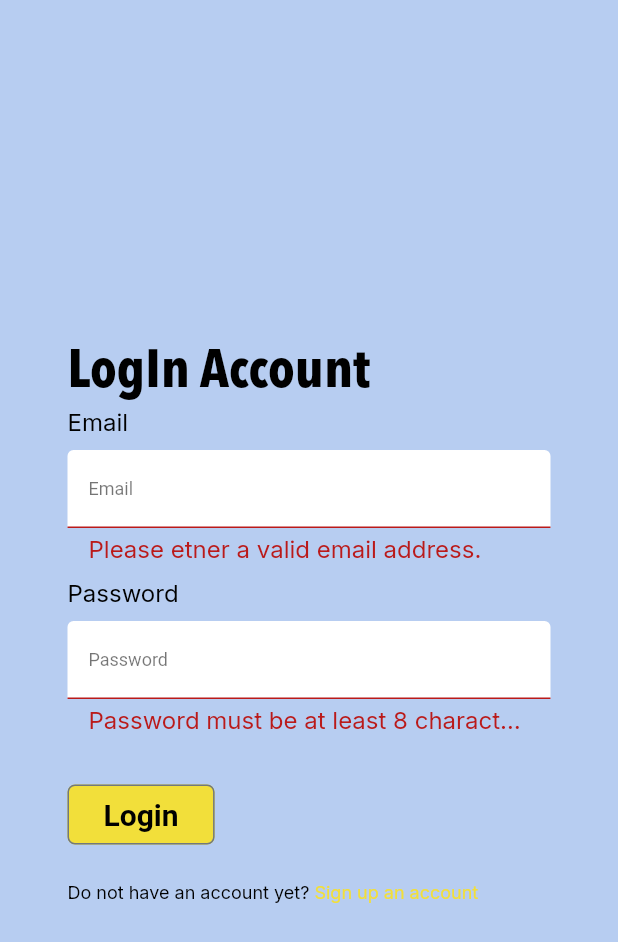
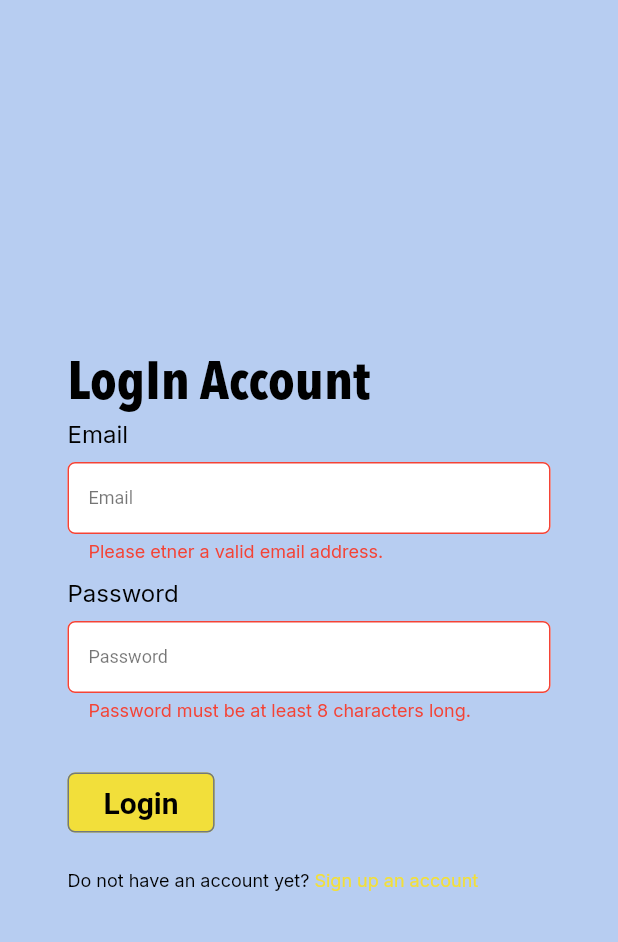
Before and after one commit to jokerJun00/paymentReminderApp, a Flutter app: the screen it shows after launch, after a tap on "Login", on a phone screen of 412 x 824 dp. Shown: the top 942 px of the screen. Run offline on Flutter 3.47's test engine with Material 2 defaults, Android fonts, the phone set to English and light mode, and no system bars; our stand-ins replace cloud_firestore, country_picker, dartz, equatable, firebase_auth, firebase_core and 3 more; accounts and stored records are empty.

Commit message:
modified login and signup logic to ignore state error

```diff
--- a/lib/application/screens/auth/cubit/auth_cubit.dart
+++ b/lib/application/screens/auth/cubit/auth_cubit.dart
@@ -59,6 +59,10 @@ class AuthCubit extends Cubit<AuthState> {
         return 'Error connecting to server. Please try again later.';
       case CacheFailure:
         return 'Cache failed. Please try again later.';
+      case LogInFailedFailure:
+        return 'Login failed. Please check your email and password';
+      case SignUpFailedFailure:
+        return 'Signup failed. Please check your phone number and password';
       default:
         return 'Something went wrong. Please try again later.';
     }
--- a/lib/application/screens/auth/login_screen.dart
+++ b/lib/application/screens/auth/login_screen.dart
@@ -18,7 +18,10 @@ class _LogInScreenState extends State<LogInScreen> {
   var _email = '';
   var _password = '';
 
-  void _login() {
+  @override
+  Widget build(BuildContext context) {
+    void login() {
+      var authState = BlocProvider.of<AuthCubit>(context);
       // validate user input
       final isValid = _loginForm.currentState!.validate();
 
@@ -26,13 +29,31 @@ class _LogInScreenState extends State<LogInScreen> {
         _loginForm.currentState!.save();
 
         // login with firebase
-      BlocProvider.of<AuthCubit>(context).logIn(_email, _password);
+        authState.logIn(_email, _password);
+
+        /// Auth state got problem, currently cannot go to AuthStateLoggnedIn
+        /// so need to check datasource code to see why the code cannot return
+        /// User Model
+        Navigator.of(context).pushReplacementNamed("/navigation");
       }
     }
 
-  @override
-  Widget build(BuildContext context) {
-    return Scaffold(
+    return BlocListener<AuthCubit, AuthState>(
+      listener: (context, state) {
+        if (state is AuthStateLoginedIn) {
+          Navigator.of(context).pushReplacementNamed("/navigation");
+        } else if (state is AuthStateError) {
+          ScaffoldMessenger.of(context).clearSnackBars();
+          ScaffoldMessenger.of(context).showSnackBar(
+            SnackBar(
+              content: Text(state.message),
+            ),
+          );
+          Future.delayed(const Duration(seconds: 3));
+          ScaffoldMessenger.of(context).clearSnackBars();
+        }
+      },
+      child: Scaffold(
         body: Center(
           child: SingleChildScrollView(
             child: Padding(
@@ -100,7 +121,7 @@ class _LogInScreenState extends State<LogInScreen> {
                         ),
                         const SizedBox(height: 30),
                         OutlinedButton(
-                        onPressed: _login,
+                          onPressed: login,
                           child: const Text('Login'),
                         ),
                         const SizedBox(height: 20),
@@ -136,6 +157,7 @@ class _LogInScreenState extends State<LogInScreen> {
             ),
           ),
         ),
+      ),
     );
   }
 }
--- /dev/null
+++ b/lib/application/screens/splash_screen.dart
@@ -0,0 +1,57 @@
+import 'package:flutter/material.dart';
+import 'package:flutter/services.dart';
+
+class SplashScreen extends StatefulWidget {
+  const SplashScreen({super.key});
+
+  @override
+  State<SplashScreen> createState() => _SplashScreenState();
+}
+
+class _SplashScreenState extends State<SplashScreen>
+    with SingleTickerProviderStateMixin {
+  @override
+  void initState() {
+    super.initState();
+    SystemChrome.setEnabledSystemUIMode(SystemUiMode.immersive);
+
+    Future.delayed(const Duration(seconds: 2),
+        () => Navigator.of(context).pushReplacementNamed("/login"));
+  }
+
+  @override
+  void dispose() {
+    SystemChrome.setEnabledSystemUIMode(SystemUiMode.manual,
+        overlays: SystemUiOverlay.values);
+    super.dispose();
+  }
+
+  @override
+  Widget build(BuildContext context) {
+    return Scaffold(
+      body: Center(
+        child: Column(
+          mainAxisSize: MainAxisSize.min,
+          children: [
+            const Spacer(),
+            Padding(
+              padding: const EdgeInsets.symmetric(horizontal: 100),
+              child: Text(
+                'MyPayment Reminder',
+                style: Theme.of(context).textTheme.titleLarge,
+                textAlign: TextAlign.center,
+              ),
+            ),
+            const SizedBox(height: 345),
+            Text(
+              'Powered by UTAR',
+              style:
+                  Theme.of(context).textTheme.bodySmall!.copyWith(fontSize: 12),
+            ),
+            const SizedBox(height: 25),
+          ],
+        ),
+      ),
+    );
+  }
+}
--- a/lib/main.dart
+++ b/lib/main.dart
@@ -4,6 +4,7 @@
 import 'package:google_fonts/google_fonts.dart';
 import 'package:firebase_core/firebase_core.dart';
 import 'package:payment_reminder_app/application/screens/auth/cubit/auth_cubit.dart';
+import 'package:payment_reminder_app/application/screens/splash_screen.dart';
 import 'firebase_options.dart';
 
 // screen
@@ -135,6 +136,16 @@
                   borderRadius: BorderRadius.circular(5),
                   borderSide: const BorderSide(color: Colors.black),
                 ),
+                focusedErrorBorder: OutlineInputBorder(
+                  borderRadius: BorderRadius.circular(5),
+                  borderSide: const BorderSide(color: Colors.red),
+                ),
+                errorBorder: OutlineInputBorder(
+                  borderRadius: BorderRadius.circular(5),
+                  borderSide: const BorderSide(color: Colors.red),
+                ),
+                errorStyle: GoogleFonts.inter(color: Colors.red, fontSize: 12),
+                errorMaxLines: 3,
                 filled: true,
                 fillColor: Colors.white,
                 contentPadding: const EdgeInsets.all(10),
@@ -142,6 +153,7 @@
         ),
         routes: {
           '/': (context) => const HomeScreen(),
+          '/splash': (context) => const SplashScreen(),
           '/login': (context) => const LogInScreen(),
           '/signup': (context) => const SignUpScreen(),
           '/navigation': (context) => const NavigationScreen(),
@@ -150,7 +162,7 @@
           '/Payments': (context) => const PaymentsScreen(),
           '/UpcomingScreen': (context) => const UpcomingScreen(),
         },
-        initialRoute: '/login',
+        initialRoute: '/splash',
       ),
     );
   }
```
Also changed, not shown: lib/application/screens/auth/signup_screen.dart (+29 -4 lines), lib/data/datasources/auth_datasource.dart (+16 -1 lines), lib/data/repositories/auth_repo_impl.dart (+7 -5 lines), lib/domain/usecases/auth_usecases.dart (+6 -7 lines). Lines whose indentation alone changed are shown as unchanged.
